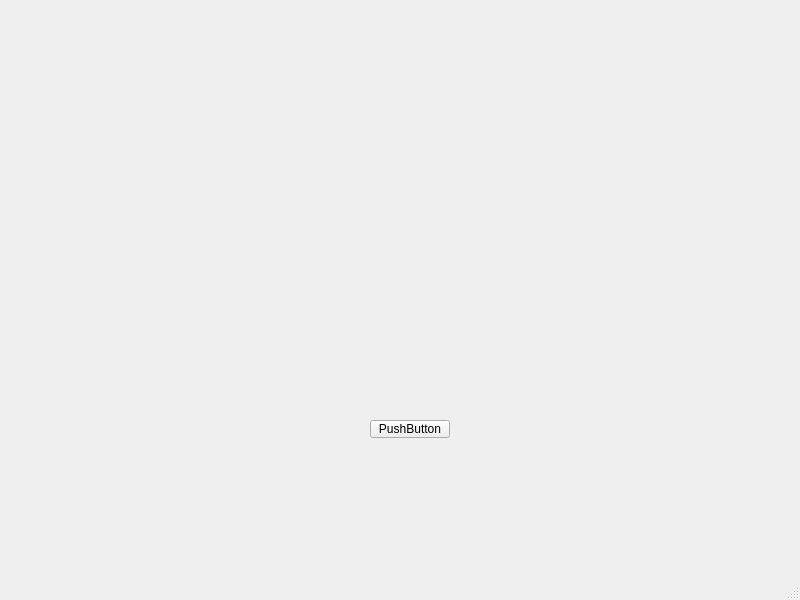
This is camera/camera/mainwindow.ui in fengbaochun/softwareToolBox as Qt 5 draws it before an edit. The edited form follows.
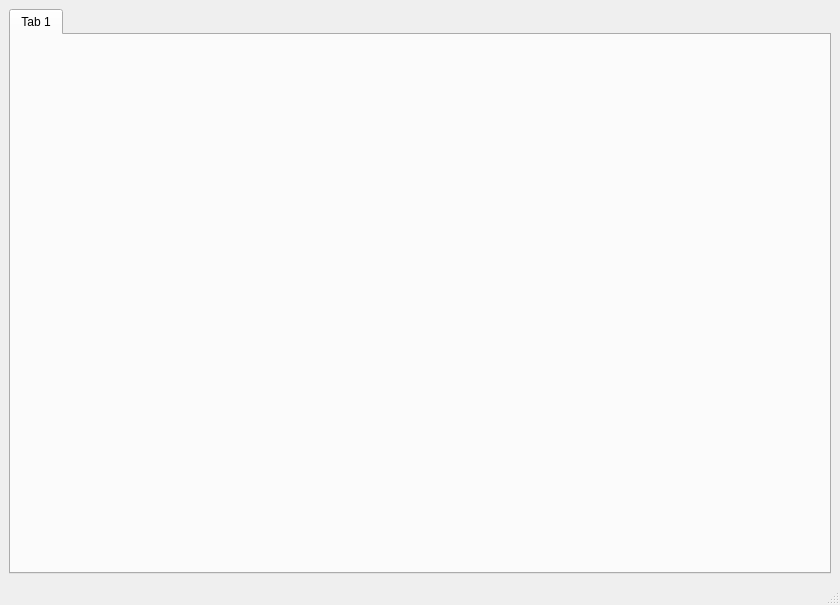
This is the edited form.

Patch:
```diff
--- a/camera/camera/mainwindow.ui
+++ b/camera/camera/mainwindow.ui
@@ -6,27 +6,29 @@
    <rect>
     <x>0</x>
     <y>0</y>
-    <width>800</width>
-    <height>600</height>
+    <width>840</width>
+    <height>605</height>
    </rect>
   </property>
   <property name="windowTitle">
    <string>MainWindow</string>
   </property>
   <widget class="QWidget" name="centralwidget">
-   <widget class="QPushButton" name="pushButton">
-    <property name="geometry">
-     <rect>
-      <x>370</x>
-      <y>420</y>
-      <width>80</width>
-      <height>18</height>
-     </rect>
-    </property>
-    <property name="text">
-     <string>PushButton</string>
-    </property>
-   </widget>
+   <layout class="QGridLayout" name="gridLayout">
+    <item row="0" column="0">
+     <widget class="QTabWidget" name="tabWidget">
+      <property name="currentIndex">
+       <number>0</number>
+      </property>
+      <widget class="QWidget" name="tab">
+       <attribute name="title">
+        <string>Tab 1</string>
+       </attribute>
+       <layout class="QFormLayout" name="formLayout"/>
+      </widget>
+     </widget>
+    </item>
+   </layout>
   </widget>
   <widget class="QMenuBar" name="menubar">
    <property name="geometry">
```
Left out of the diff: 2 changed lines with no effect on the pictures.
